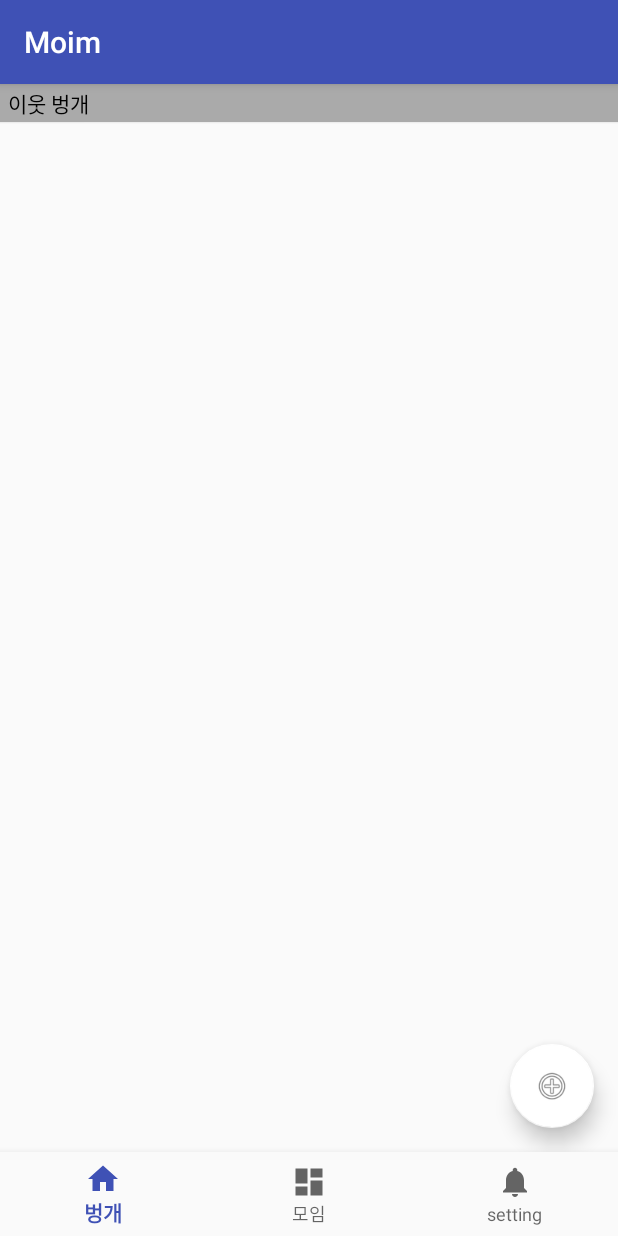
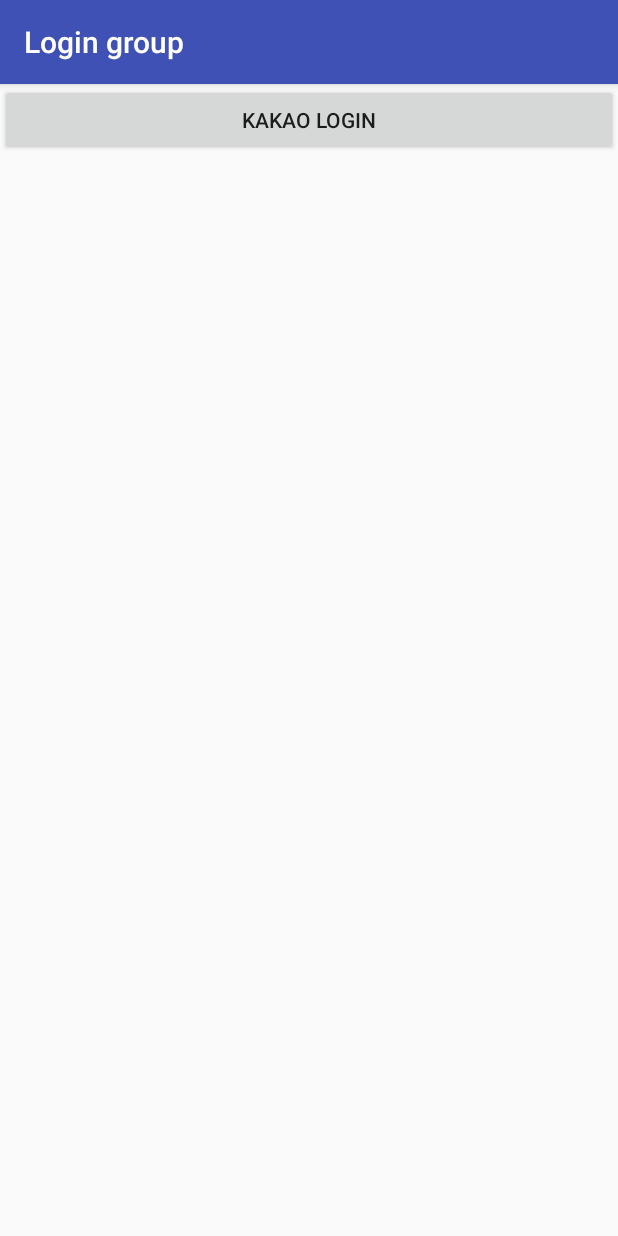
Before and after one commit to iamkimpj/Moim, an Android app: the screen it shows after launch (MainActivity before the commit, LoginActivity after it), on a phone screen of 412 x 824 dp. Run offline under Robolectric (Android 15) with nearby library versions, the phone set to English and light mode, and no system bars; libraries missing offline, so code that uses them is left out: com.kakao.auth; plain views replace LoginButton; 1 statement that could not run was skipped.

Commit message:
카카오 sdk 연결

```diff
--- a/app/build.gradle
+++ b/app/build.gradle
@@ -24,12 +24,13 @@
     androidTestCompile('com.android.support.test.espresso:espresso-core:2.2.2', {
         exclude group: 'com.android.support', module: 'support-annotations'
     })
+    compile group: 'com.kakao.sdk', name: 'usermgmt', version: '1.4.1'
     compile 'com.android.support:appcompat-v7:24.2.1'
     compile 'com.android.support:design:26.0.0-alpha1'
     compile 'com.android.support.constraint:constraint-layout:1.0.2'
-    testCompile 'junit:junit:4.12'
     compile 'com.android.support:support-fragment:24.2.0 '
     compile 'com.squareup.retrofit2:retrofit:2.3.0'
     compile 'com.google.code.gson:gson:2.8.1'
     compile 'com.squareup.retrofit2:converter-gson:2.3.0'
+    testCompile 'junit:junit:4.12'
 }
--- /dev/null
+++ b/app/src/main/java/com/moim/moim/GlobalApplication.java
@@ -0,0 +1,37 @@
+package com.moim.moim;
+
+import android.app.Activity;
+import android.app.Application;
+
+import com.kakao.auth.KakaoSDK;
+import com.moim.moim.KakaoSDK.KakaoSDKAdapter;
+
+/**
+ * Created by developer on 2017. 7. 9..
+ */
+
+public class GlobalApplication extends Application {
+
+    private static volatile GlobalApplication obj = null;
+    private static volatile Activity currentActivity = null;
+    @Override
+    public void onCreate() {
+        super.onCreate();
+        obj = this;
+        KakaoSDK.init(new KakaoSDKAdapter());
+
+    }
+
+    public static GlobalApplication getGlobalApplicationContext() {
+        return obj;
+    }
+
+    public static Activity getCurrentActivity() {
+        return currentActivity;
+    }
+
+    // Activity가 올라올때마다 Activity의 onCreate에서 호출해줘야한다.
+    public static void setCurrentActivity(Activity currentActivity) {
+        GlobalApplication.currentActivity = currentActivity;
+    }
+}
--- /dev/null
+++ b/app/src/main/java/com/moim/moim/Login/LoginActivity.java
@@ -0,0 +1,34 @@
+package com.moim.moim.Login;
+
+import android.content.Intent;
+import android.support.v7.app.AppCompatActivity;
+import android.os.Bundle;
+import android.view.View;
+import android.widget.Button;
+
+import com.moim.moim.KakaoSDK.KakaoLoginActivity;
+import com.moim.moim.MainActivity;
+import com.moim.moim.R;
+
+import java.util.zip.Inflater;
+
+public class LoginActivity extends AppCompatActivity{
+
+    @Override
+    protected void onCreate(Bundle savedInstanceState) {
+        super.onCreate(savedInstanceState);
+        setContentView(R.layout.activity_login);
+
+        Button btn_kakao_login = (Button) findViewById(R.id.btn_kakao_login);
+        btn_kakao_login.setOnClickListener(new Button.OnClickListener() {
+            @Override
+            public void onClick(View view) {
+                final Intent intent = new Intent(getApplicationContext(), KakaoLoginActivity.class);
+                startActivity(intent);
+                finish();
+            }
+        });
+
+
+    }
+}
--- a/app/src/main/java/com/moim/moim/MainActivity.java
+++ b/app/src/main/java/com/moim/moim/MainActivity.java
@@ -1,31 +1,15 @@
 package com.moim.moim;
 
+import android.content.Intent;
 import android.os.Bundle;
 import android.support.annotation.NonNull;
 import android.support.design.widget.BottomNavigationView;
-import android.support.v4.app.Fragment;
-import android.support.v4.app.FragmentManager;
-import android.support.v4.app.FragmentTransaction;
 import android.support.v7.app.AppCompatActivity;
-import android.util.Log;
 import android.view.MenuItem;
 
-import com.moim.moim.Model.Http.API;
-import com.moim.moim.Model.Http.Conn;
-import com.moim.moim.Model.Http.Schema.TestSchema;
-import com.moim.moim.Model.Meet;
-import com.moim.moim.Model.User;
+import com.moim.moim.Login.LoginActivity;
 import com.moim.moim.group.GroupFragment;
 import com.moim.moim.meet.MeetFragment;
-
-import org.json.JSONException;
-import org.json.JSONObject;
-
-import java.io.IOException;
-
-import retrofit2.Call;
-import retrofit2.Callback;
-import retrofit2.Response;
 
 
 public class MainActivity extends AppCompatActivity {
@@ -69,37 +53,39 @@
     @Override
     protected void onCreate(Bundle savedInstanceState) {
 
-        Call<TestSchema> call = Conn.ready().api().connTest();
-        call.enqueue(new Callback<TestSchema>() {
-            @Override
-            public void onResponse(Call<TestSchema> call, Response<TestSchema> response) {
-                if (response.isSuccessful()) {
+        if( true ){
+            final Intent intent = new Intent(this, LoginActivity.class);
+            startActivity(intent);
+            finish();
+        }
 
-                    TestSchema test = response.body();
+//        Call<TestSchema> call = Conn.ready().api().connTest();
+//        call.enqueue(new Callback<TestSchema>() {
+//            @Override
+//            public void onResponse(Call<TestSchema> call, Response<TestSchema> response) {
+//                if (response.isSuccessful()) {
+//
+//                    TestSchema test = response.body();
+//
+//                    test.test();
+//                } else {
+//                    Log.d("test","failed to get respose");
+//                }
+//            }
+//
+//            @Override
+//            public void onFailure(Call<TestSchema> call, Throwable t) {
+//                Log.d("test","failed to connect");
+//            }
+//
+//        });
 
-                    test.test();
-                } else {
-                    Log.d("test","failed to get respose");
-                }
-            }
 
-            @Override
-            public void onFailure(Call<TestSchema> call, Throwable t) {
-                Log.d("test","failed to connect");
-            }
-
-        });
-
-//        Meet meet = new Meet(0);
-//
-//
-//        Log.d("test", meet.timeType() );
-//        Log.d("test", meet.timeValue() );
 
         super.onCreate(savedInstanceState);
         setContentView(R.layout.activity_main);
 
-//        mTextMessage = (TextView) findViewById(R.id.message);
+
         BottomNavigationView navigation = (BottomNavigationView) findViewById(R.id.navigation);
         navigation.setOnNavigationItemSelectedListener(mOnNavigationItemSelectedListener);
 
--- /dev/null
+++ b/app/src/main/res/layout/activity_login.xml
@@ -0,0 +1,22 @@
+<?xml version="1.0" encoding="utf-8"?>
+<LinearLayout xmlns:android="http://schemas.android.com/apk/res/android"
+    android:orientation="vertical" android:layout_width="match_parent"
+    android:layout_height="match_parent">
+    <!--<com.kakao.usermgmt.LoginButton-->
+        <!--android:id="@+id/com_kakao_login"-->
+        <!--android:layout_width="match_parent"-->
+        <!--android:layout_height="wrap_content"-->
+        <!--android:layout_weight="1"-->
+        <!--android:layout_marginBottom="30dp"-->
+        <!--android:layout_marginLeft="20dp"-->
+        <!--android:layout_marginRight="20dp"/>-->
+
+    <Button
+        android:layout_width="match_parent"
+        android:layout_height="wrap_content"
+        android:id="@+id/btn_kakao_login"
+        android:text="Kakao Login" />
+
+
+
+</LinearLayout>
--- a/gradle.properties
+++ b/gradle.properties
@@ -15,3 +15,5 @@
 # This option should only be used with decoupled projects. More details, visit
 # http://www.gradle.org/docs/current/userguide/multi_project_builds.html#sec:decoupled_projects
 # org.gradle.parallel=true
+KAKAO_SDK_GROUP=com.kakao.sdk
+KAKAO_SDK_VERSION=1.0.50
```
Also changed, not shown: app/src/main/AndroidManifest.xml (+30 -3 lines), app/src/main/java/com/moim/moim/KakaoSDK/KakaoLoginActivity.java (added, +72 -0 lines), app/src/main/java/com/moim/moim/KakaoSDK/KakaoSDKAdapter.java (added, +61 -0 lines), app/src/main/java/com/moim/moim/meet/ListViewAdapter.java (+38 -38 lines), app/src/main/res/layout/activity_kakao_login.xml (added, +15 -0 lines), app/src/main/res/values/strings.xml (+14 -0 lines), build.gradle (+7 -0 lines).
